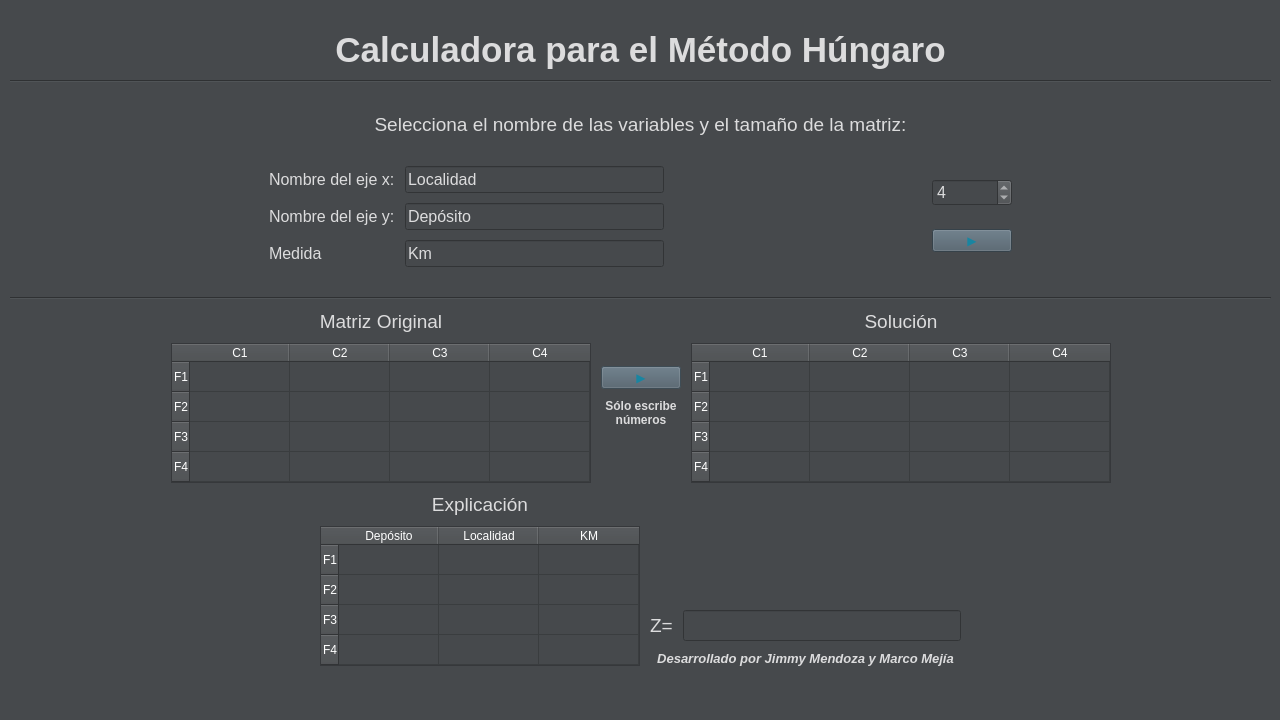
This is hungaro.ui in m3f1s7o/hungaro as Qt 5 draws it before an edit. The edited form follows.
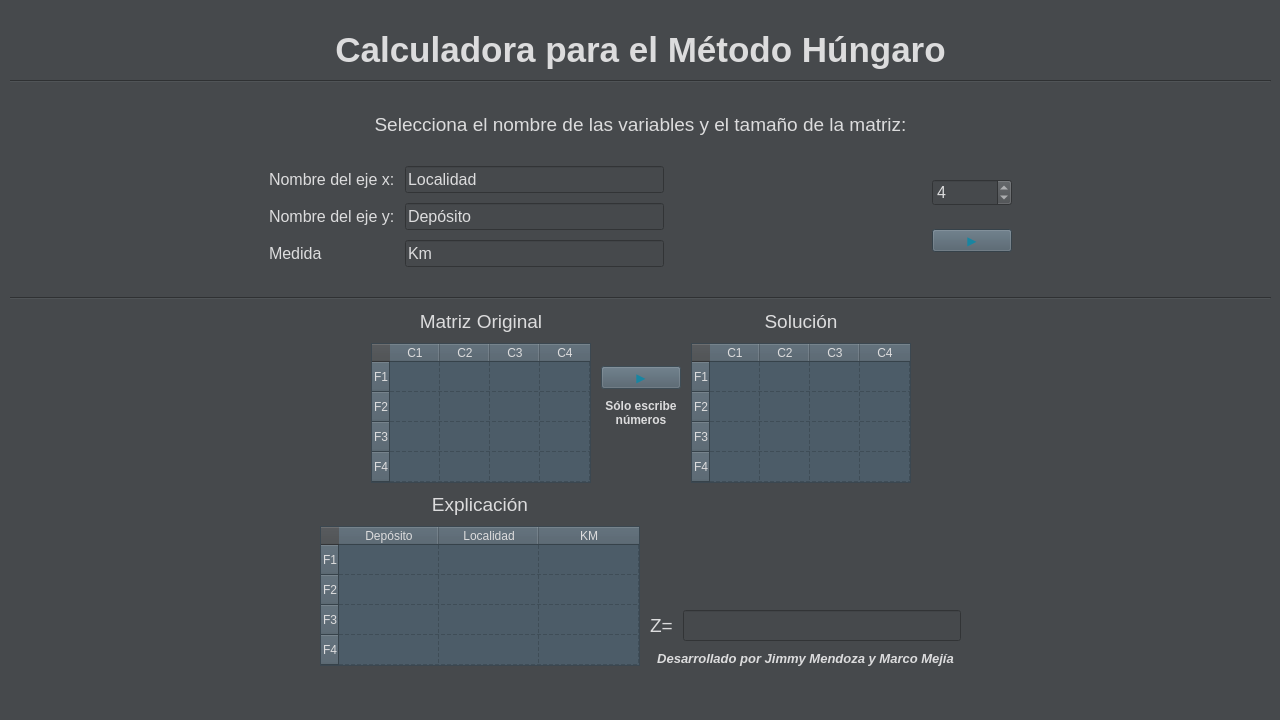
This is the edited form.

Patch:
```diff
--- a/hungaro.ui
+++ b/hungaro.ui
@@ -318,7 +318,7 @@
            <item>
             <widget class="QTableWidget" name="tablaOriginal">
              <property name="sizePolicy">
-              <sizepolicy hsizetype="Expanding" vsizetype="MinimumExpanding">
+              <sizepolicy hsizetype="Fixed" vsizetype="Fixed">
                <horstretch>0</horstretch>
                <verstretch>0</verstretch>
               </sizepolicy>
@@ -330,10 +330,14 @@
               </size>
              </property>
              <property name="autoFillBackground">
-              <bool>false</bool>
+              <bool>true</bool>
              </property>
              <property name="styleSheet">
-              <string notr="true">color: rgb(255, 255, 255);</string>
+              <string notr="true">background-color: rgb(76, 92, 104);
+color: rgb(220, 220, 221);</string>
+             </property>
+             <property name="frameShape">
+              <enum>QFrame::StyledPanel</enum>
              </property>
              <property name="verticalScrollBarPolicy">
               <enum>Qt::ScrollBarAlwaysOff</enum>
@@ -344,6 +348,15 @@
              <property name="sizeAdjustPolicy">
               <enum>QAbstractScrollArea::AdjustToContents</enum>
              </property>
+             <property name="showGrid">
+              <bool>true</bool>
+             </property>
+             <property name="gridStyle">
+              <enum>Qt::DashLine</enum>
+             </property>
+             <attribute name="horizontalHeaderDefaultSectionSize">
+              <number>50</number>
+             </attribute>
              <row>
               <property name="text">
                <string>F1</string>
@@ -489,13 +502,20 @@
            <item>
             <widget class="QTableWidget" name="tablaSolucion">
              <property name="sizePolicy">
-              <sizepolicy hsizetype="Expanding" vsizetype="MinimumExpanding">
+              <sizepolicy hsizetype="Fixed" vsizetype="Fixed">
                <horstretch>0</horstretch>
                <verstretch>0</verstretch>
               </sizepolicy>
              </property>
+             <property name="autoFillBackground">
+              <bool>true</bool>
+             </property>
              <property name="styleSheet">
-              <string notr="true">color: rgb(255, 255, 255);</string>
+              <string notr="true">background-color: rgb(76, 92, 104);
+color: rgb(220, 220, 221);</string>
+             </property>
+             <property name="frameShape">
+              <enum>QFrame::StyledPanel</enum>
              </property>
              <property name="verticalScrollBarPolicy">
               <enum>Qt::ScrollBarAlwaysOff</enum>
@@ -506,6 +526,12 @@
              <property name="sizeAdjustPolicy">
               <enum>QAbstractScrollArea::AdjustToContents</enum>
              </property>
+             <property name="gridStyle">
+              <enum>Qt::DashLine</enum>
+             </property>
+             <attribute name="horizontalHeaderDefaultSectionSize">
+              <number>50</number>
+             </attribute>
              <row>
               <property name="text">
                <string>F1</string>
@@ -603,13 +629,20 @@
            <item>
             <widget class="QTableWidget" name="tablaExplicacion">
              <property name="sizePolicy">
-              <sizepolicy hsizetype="Expanding" vsizetype="MinimumExpanding">
+              <sizepolicy hsizetype="Fixed" vsizetype="Fixed">
                <horstretch>0</horstretch>
                <verstretch>0</verstretch>
               </sizepolicy>
              </property>
+             <property name="autoFillBackground">
+              <bool>true</bool>
+             </property>
              <property name="styleSheet">
-              <string notr="true">color: rgb(255, 255, 255);</string>
+              <string notr="true">background-color: rgb(76, 92, 104);
+color: rgb(220, 220, 221);</string>
+             </property>
+             <property name="frameShape">
+              <enum>QFrame::StyledPanel</enum>
              </property>
              <property name="verticalScrollBarPolicy">
               <enum>Qt::ScrollBarAlwaysOff</enum>
@@ -620,6 +653,12 @@
              <property name="sizeAdjustPolicy">
               <enum>QAbstractScrollArea::AdjustToContents</enum>
              </property>
+             <property name="gridStyle">
+              <enum>Qt::DashLine</enum>
+             </property>
+             <attribute name="horizontalHeaderDefaultSectionSize">
+              <number>100</number>
+             </attribute>
              <row>
               <property name="text">
                <string>F1</string>
```
Left out of the diff: 2 changed lines with no effect on the pictures.
